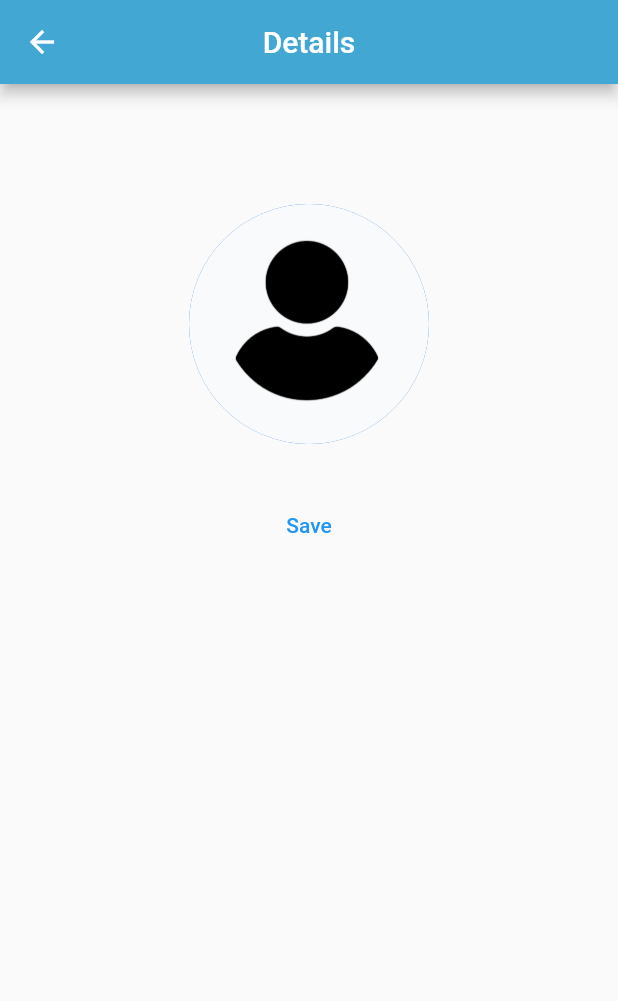
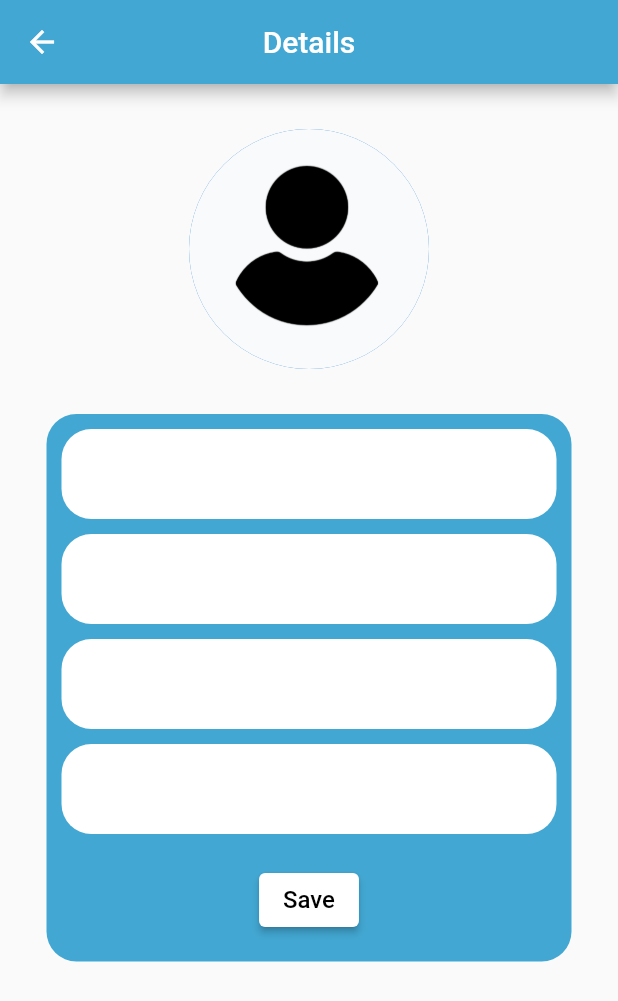
Before and after one commit to BIBINKB97/students_record, a Flutter app: the ViewDetails screen opened directly, on a phone screen of 412 x 824 dp. Shown: the top 1001 px of the screen. Run offline on Flutter 3.47's test engine with Material 2 defaults, Android fonts, the light colour scheme and no system bars; our stand-ins replace hive, hive_flutter; accounts and stored records are empty.

Commit message:
view details page added

```diff
--- a/lib/database/db.dart
+++ b/lib/database/db.dart
@@ -10,7 +10,6 @@ Future<void> addStudent(StudentModel value) async {
   final studentDb = await Hive.openBox<StudentModel>('STDB');
   final _id = await studentDb.add(value);
   value.id = _id;
-  studentListNotifier.value.add(value);
   studentListNotifier.notifyListeners();
 }
 
--- a/lib/utils/colors.dart
+++ b/lib/utils/colors.dart
@@ -3,3 +3,5 @@ import 'package:flutter/material.dart';
 const ktheme = Color.fromARGB(255, 66, 167, 210);
 const kgreen = Colors.green;
 const kred = Colors.red;
+const kwhite = Colors.white;
+const kblack = Colors.black;
--- a/lib/view/view_details/view_details.dart
+++ b/lib/view/view_details/view_details.dart
@@ -1,6 +1,7 @@
 import 'package:flutter/material.dart';
 import 'package:student_records/utils/colors.dart';
 import 'package:student_records/utils/constants.dart';
+import 'package:student_records/view/view_details/widgets/custom_container.dart';
 
 class ViewDetails extends StatefulWidget {
   const ViewDetails({super.key});
@@ -21,7 +22,7 @@ class _ViewDetailsState extends State<ViewDetails> {
       body: SingleChildScrollView(
         child: Column(
           children: [
-            kheight80,
+            kheight30,
             Center(
               child: CircleAvatar(
                 backgroundImage: AssetImage('images/user.png'),
@@ -29,9 +30,33 @@ class _ViewDetailsState extends State<ViewDetails> {
               ),
             ),
             kheight30,
-            TextButton(
-              onPressed: () {},
-              child: Text('Save'),
+            Container(
+              height: 365,
+              width: 350,
+              decoration: BoxDecoration(
+                  borderRadius: BorderRadius.circular(20), color: ktheme),
+              child: Column(
+                children: [
+                  kheight10,
+                  CustomContainer(),
+                  kheight10,
+                  CustomContainer(),
+                  kheight10,
+                  CustomContainer(),
+                  kheight10,
+                  CustomContainer(),
+                  kheight20,
+                  ElevatedButton(
+                    style: ButtonStyle(
+                        backgroundColor: MaterialStatePropertyAll(kwhite)),
+                    onPressed: () {},
+                    child: Text(
+                      'Save',
+                      style: TextStyle(color: kblack, fontSize: 16),
+                    ),
+                  ),
+                ],
+              ),
             ),
           ],
         ),
--- /dev/null
+++ b/lib/view/view_details/widgets/custom_container.dart
@@ -0,0 +1,16 @@
+import 'package:flutter/material.dart';
+import 'package:student_records/utils/colors.dart';
+
+class CustomContainer extends StatelessWidget {
+  const CustomContainer({super.key});
+
+  @override
+  Widget build(BuildContext context) {
+    return Container(
+      width: 330,
+      height: 60,
+      decoration:
+          BoxDecoration(borderRadius: BorderRadius.circular(20), color: kwhite),
+    );
+  }
+}
```
Also changed, not shown: lib/view/home_page/homepage.dart (+12 -9 lines), lib/view/home_page/widgets/tile.dart (+7 -3 lines).
